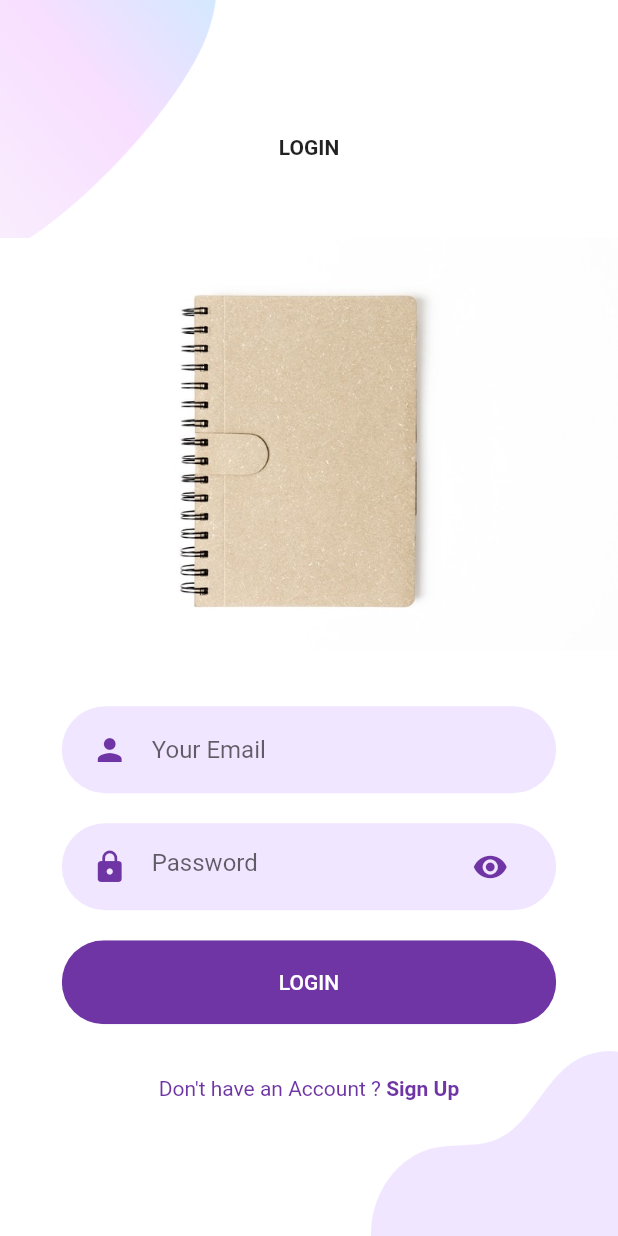
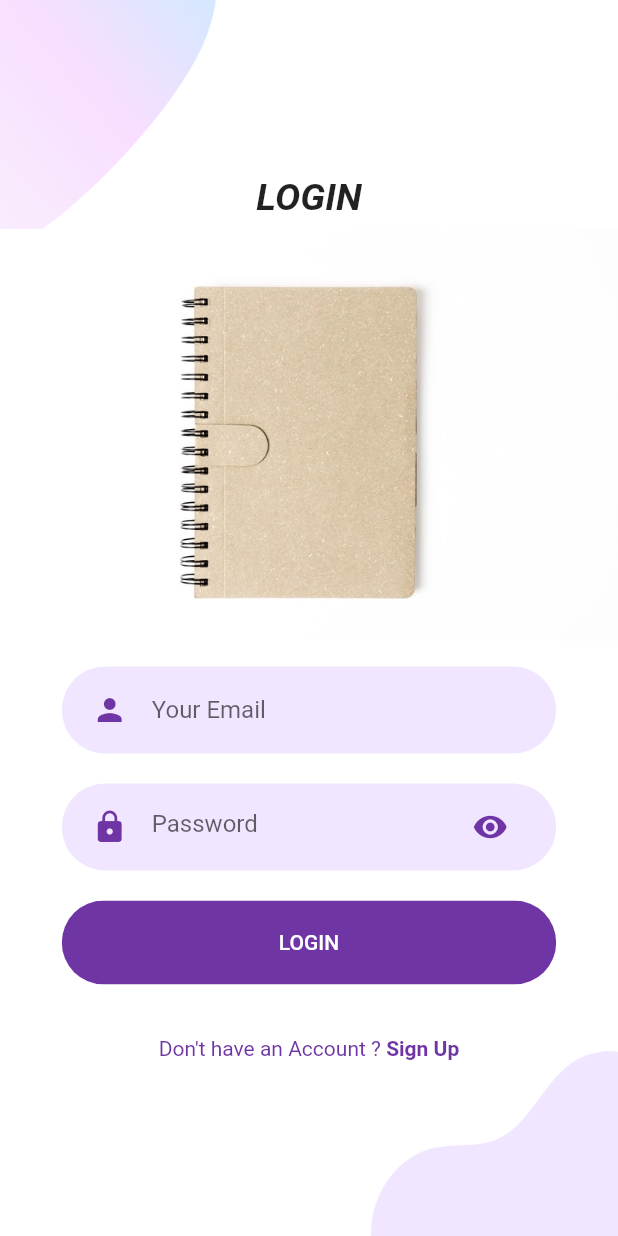
Before and after one commit to theopaid/note-that_app, a Flutter app: the screen it shows after launch, after a tap on "LOGIN", on a phone screen of 412 x 824 dp. Run offline on Flutter 3.47's test engine with Material 2 defaults, Android fonts, the phone set to English and light mode, and no system bars.

Commit message:
changed style of titles

```diff
--- a/lib/Screens/Welcome/Login/components/body.dart
+++ b/lib/Screens/Welcome/Login/components/body.dart
@@ -1,6 +1,7 @@
 import 'dart:math';
 
 import 'package:flutter/material.dart';
+import 'package:flutter/painting.dart';
 import 'package:note_that/Screens/Welcome/Login/components/background.dart';
 import 'package:note_that/components/already_have_an_account_check.dart';
 import 'package:note_that/components/rounded_button.dart';
@@ -24,14 +25,15 @@ class Body extends StatelessWidget {
         children: <Widget>[
           Text(
             "LOGIN",
-            style: TextStyle(fontWeight: FontWeight.bold),
-          ),
-          SizedBox(
-            height: size.height * 0.03,
+            style: TextStyle(
+              fontWeight: FontWeight.bold,
+              fontSize: 25,
+              fontStyle: FontStyle.italic
+            ),
           ),
           Image.asset(
             "assets/images/diary.jpg",
-            height: size.height * 0.40,
+            height: size.height * 0.35,
           ),
           RoundedInputField(
             hintText: "Your Email",
--- a/lib/Screens/Welcome/Welcome/components/body.dart
+++ b/lib/Screens/Welcome/Welcome/components/body.dart
@@ -16,14 +16,18 @@ class Body extends StatelessWidget {
           children: <Widget>[
             Text(
               "note that",
-              style: TextStyle(fontWeight: FontWeight.bold),
+              style: TextStyle(
+                fontWeight: FontWeight.bold,
+                fontSize: 35,
+                fontStyle: FontStyle.italic
+              ),
             ),
             SizedBox(
               height: size.height * 0.03,
             ),
             Image.asset(
               "assets/images/diary.jpg",
-              height: size.height * 0.5,
+              height: size.height * 0.4,
             ),
             SizedBox(
               height: size.height * 0.03,
@@ -37,7 +41,7 @@ class Body extends StatelessWidget {
               },
             ),
             RoundedButton(
-              text: "LOGIN",
+              text: "SIGN UP",
               color: kPrimaryLightColor,
               textColor: Colors.black,
               press: () {},
--- a/lib/main.dart
+++ b/lib/main.dart
@@ -12,7 +12,7 @@ class MyApp extends StatelessWidget {
   Widget build(BuildContext context) {
     return MaterialApp(
       debugShowCheckedModeBanner: false,
-      title: 'Flutter Auth',
+      title: 'note that',
       theme: ThemeData(
         primaryColor: kPrimaryColor,
         scaffoldBackgroundColor: Colors.white,
```
